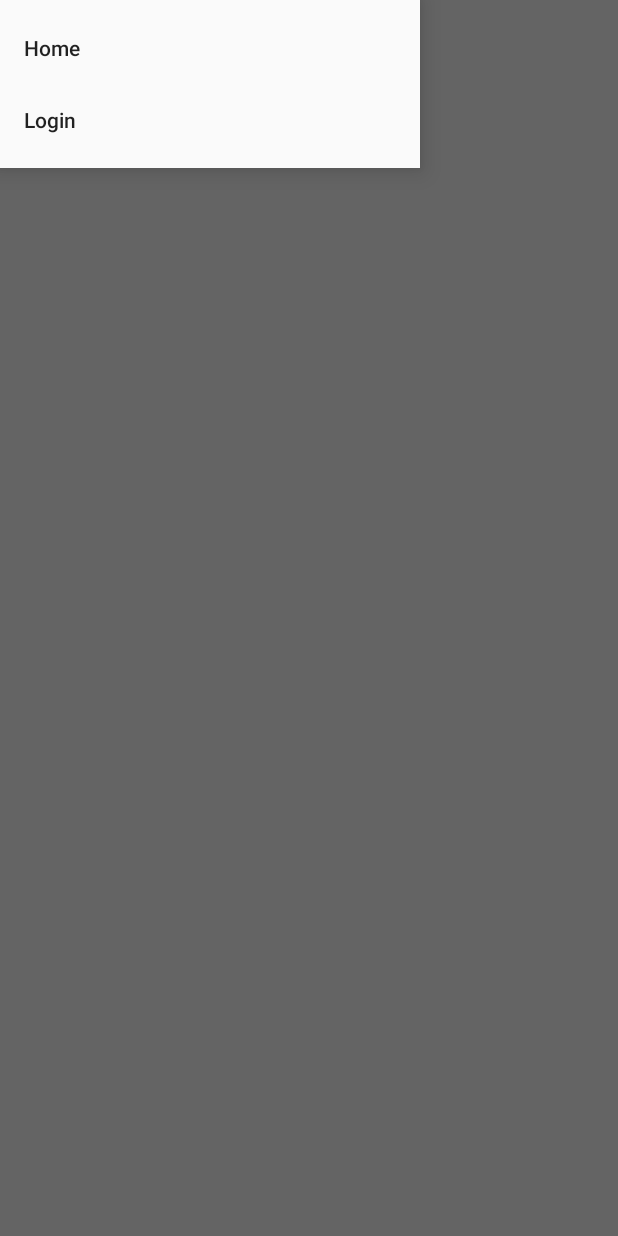
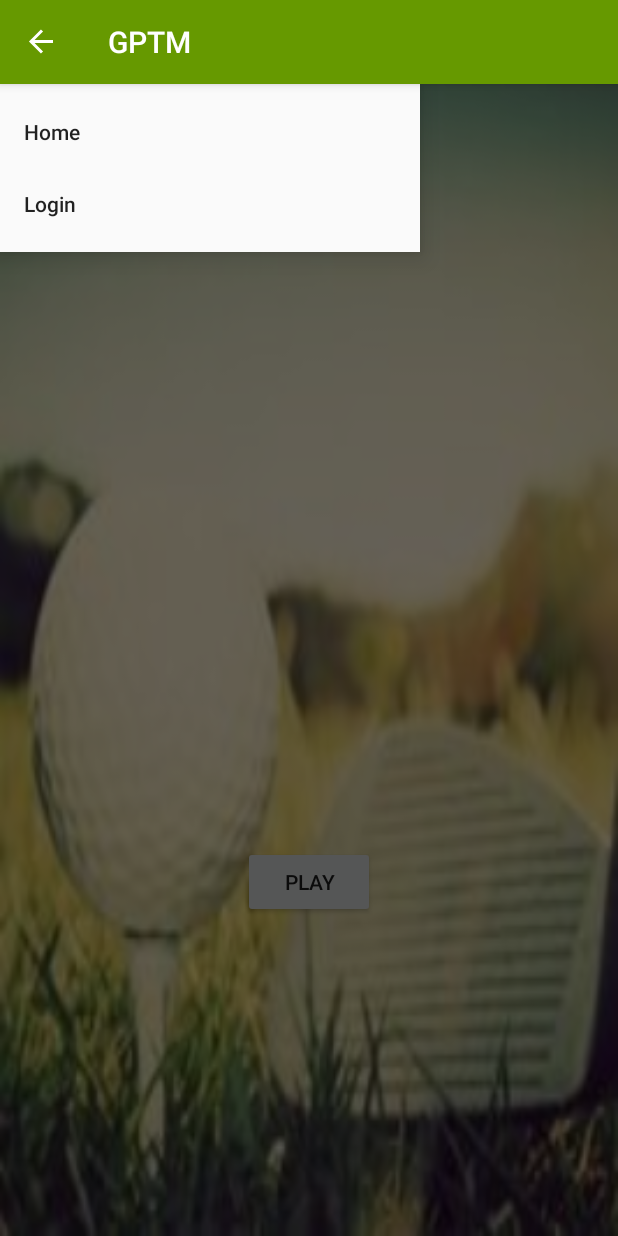
Before and after one commit to smudigere/CSI4999_G4_Android, an Android app: the screen it shows after launch (MainActivity), with the side drawer open, on a phone screen of 412 x 824 dp. Run offline under Robolectric (Android 15) with nearby library versions, the phone set to English and light mode, and no system bars.

Commit message:
Fragments - Home, SelectPlayerCount added. Background screen added.

```diff
--- a/app/src/main/java/com/gptm/app/MainActivity.java
+++ b/app/src/main/java/com/gptm/app/MainActivity.java
@@ -4,13 +4,20 @@ import android.content.Intent;
 import android.support.annotation.NonNull;
 import android.support.design.widget.NavigationView;
 import android.support.v4.widget.DrawerLayout;
+import android.support.v7.app.ActionBarDrawerToggle;
 import android.support.v7.app.AppCompatActivity;
 import android.os.Bundle;
 import android.view.Gravity;
 import android.view.MenuItem;
+import android.view.View;
+
+import com.gptm.app.fragments.HomeFragment;
+import com.gptm.app.fragments.SelectPlayerCountFragment;
+import com.gptm.app.utility.Functions;
 
 public class MainActivity extends AppCompatActivity implements
-        NavigationView.OnNavigationItemSelectedListener{
+        NavigationView.OnNavigationItemSelectedListener,
+        View.OnClickListener{
 
     private NavigationView navigationView;
     private DrawerLayout drawerLayout;
@@ -24,8 +31,36 @@ public class MainActivity extends AppCompatActivity implements
 
         navigationView = findViewById(R.id.navigation_view);
         navigationView.setNavigationItemSelectedListener(this);
+
+        getSupportActionBar().setDisplayHomeAsUpEnabled(true);
+        getSupportActionBar().setHomeButtonEnabled(true);
+
+        ActionBarDrawerToggle toggle = new ActionBarDrawerToggle(
+                this, drawerLayout, R.string.navigation_drawer_open, R.string.navigation_drawer_close);
+        drawerLayout.addDrawerListener(toggle);
+        toggle.syncState();
+
+        Functions.fragment_replacement(
+                getSupportFragmentManager(),
+                R.id.relative,
+                HomeFragment.newInstance(),
+                false
+        );
+
+        //setTitle(null); //Required to hide the App Name from showing up on the toolbar.
     }
 
+    @Override
+    public boolean onOptionsItemSelected(MenuItem item) {
+
+        if (drawerLayout.isDrawerOpen(Gravity.START)) {
+            drawerLayout.closeDrawer(Gravity.START);
+        } else {
+            drawerLayout.openDrawer(Gravity.START);
+        }
+
+        return super.onOptionsItemSelected(item);
+    }
 
     @Override
     public boolean onNavigationItemSelected(@NonNull MenuItem item) {
@@ -36,13 +71,30 @@ public class MainActivity extends AppCompatActivity implements
 
                 break;
             case R.id.item2:    //Store Locator
-
                 startActivity(new Intent(MainActivity.this, LoginActivity.class));
-
                 break;
         }
 
         drawerLayout.closeDrawer(Gravity.START);
         return true;
     }
+
+    @Override
+    public void onClick(View view) {
+
+        switch (view.getId())   {
+
+            case R.id.play_button:
+
+                Functions.fragment_replacement(
+                        getSupportFragmentManager(),
+                        R.id.relative,
+                        SelectPlayerCountFragment.newInstance(),
+                        false
+                );
+
+                break;
+
+        }
+    }
 }
--- /dev/null
+++ b/app/src/main/java/com/gptm/app/fragments/HomeFragment.java
@@ -0,0 +1,51 @@
+package com.gptm.app.fragments;
+
+import android.app.Activity;
+import android.os.Bundle;
+import android.support.annotation.NonNull;
+import android.support.annotation.Nullable;
+import android.support.v4.app.Fragment;
+import android.view.LayoutInflater;
+import android.view.View;
+import android.view.ViewGroup;
+import android.widget.Button;
+
+import com.gptm.app.MainActivity;
+import com.gptm.app.R;
+
+public class HomeFragment extends Fragment {
+
+    public static HomeFragment newInstance()    {
+
+        HomeFragment fragment = new HomeFragment();
+
+        return fragment;
+    }
+
+    private View mView;
+    private Button mPlayButton;
+
+    private Activity mActivity;
+
+    @Nullable
+    @Override
+    public View onCreateView(@NonNull LayoutInflater inflater, @Nullable ViewGroup container, @Nullable Bundle savedInstanceState) {
+        return inflater.inflate(R.layout.fragment_home, container, false);
+    }
+
+
+    @Override
+    public void onViewCreated(@NonNull View view, @Nullable Bundle savedInstanceState) {
+        super.onViewCreated(view, savedInstanceState);
+
+        mActivity =  getActivity();
+        mView = view;
+
+        init_button();
+    }
+
+    private void init_button()  {
+        mPlayButton = mView.findViewById(R.id.play_button);
+        mPlayButton.setOnClickListener((View.OnClickListener) mActivity);
+    }
+}
--- /dev/null
+++ b/app/src/main/java/com/gptm/app/utility/Functions.java
@@ -0,0 +1,39 @@
+package com.gptm.app.utility;
+
+import android.annotation.SuppressLint;
+import android.support.annotation.IdRes;
+import android.support.v4.app.Fragment;
+import android.support.v4.app.FragmentManager;
+import android.support.v4.app.FragmentTransaction;
+
+import com.gptm.app.R;
+
+/**
+ * useful static functions
+ */
+public final class Functions {
+
+    public static void  fragment_replacement(FragmentManager fragmentManager, @IdRes int containerViewId,
+                                            Fragment fragment, boolean enableAnim) {
+
+        popBackStack(fragmentManager);
+
+        @SuppressLint("CommitTransaction") FragmentTransaction fragmentTransaction = fragmentManager.beginTransaction();
+
+        if (enableAnim)
+            fragmentTransaction.setCustomAnimations(R.anim.slide_in_left, android.R.anim.slide_out_right);
+
+        fragmentTransaction.add(containerViewId, fragment);
+        fragmentTransaction.addToBackStack(null);
+//        if (addToBackStack)
+//             fragmentTransaction.addToBackStack(null);
+
+        fragmentTransaction.commit();
+    }
+
+    public static void popBackStack(FragmentManager fragmentManager)   {
+        try {
+            fragmentManager.popBackStack();
+        } catch (Exception ignored) {}
+    }
+}
--- /dev/null
+++ b/app/src/main/res/anim/slide_in_left.xml
@@ -0,0 +1,18 @@
+<?xml version="1.0" encoding="utf-8"?>
+<set
+    xmlns:android="http://schemas.android.com/apk/res/android"
+    >
+
+    <translate
+        android:fromXDelta="50%p"
+        android:toXDelta="0"
+        android:duration="@android:integer/config_mediumAnimTime"
+        />
+
+    <alpha
+        android:fromAlpha="0.0"
+        android:toAlpha="1.0"
+        android:duration="@android:integer/config_mediumAnimTime"
+        />
+
+</set>
--- a/app/src/main/res/layout/activity_main.xml
+++ b/app/src/main/res/layout/activity_main.xml
@@ -6,6 +6,7 @@
     android:layout_width="match_parent"
     android:layout_height="match_parent"
     android:fitsSystemWindows="true"
+    android:background="@drawable/dunhams_golf_background"
     tools:openDrawer="start"
     tools:context="com.gptm.app.MainActivity"
     >
--- /dev/null
+++ b/app/src/main/res/layout/fragment_home.xml
@@ -0,0 +1,24 @@
+<?xml version="1.0" encoding="utf-8"?>
+<RelativeLayout
+    xmlns:android="http://schemas.android.com/apk/res/android"
+    xmlns:tools="http://schemas.android.com/tools"
+    android:layout_width="match_parent"
+    android:layout_height="match_parent"
+    android:focusable="true"
+    android:clickable="true"
+    android:background="@android:color/transparent"
+    >
+
+    <Button
+        android:id="@+id/play_button"
+        android:layout_width="wrap_content"
+        android:layout_height="wrap_content"
+        android:layout_alignParentBottom="true"
+        android:layout_centerHorizontal="true"
+        android:layout_marginBottom="212dp"
+        android:text="@string/Play"
+        tools:layout_editor_absoluteX="147dp"
+        tools:layout_editor_absoluteY="246dp"
+        />
+
+</RelativeLayout>
--- a/app/src/main/res/values/strings.xml
+++ b/app/src/main/res/values/strings.xml
@@ -8,6 +8,7 @@
     <string name="Email">Email</string>
     <string name="Password">Password</string>
     <string name="Reset_Password">Reset Password</string>
+    <string name="Play">Play</string>
 
     <string name="LOGIN_STATUS">Login_Status</string>
     <string name="LOCATION_PERMISSION">Location_Permission</string>
@@ -22,4 +23,12 @@
     <string name="Email_s">Email*</string>
     <string name="Phone_Number_s">Phone Number*</string>
 
+    <string name="navigation_drawer_open">Open navigation drawer</string>
+    <string name="navigation_drawer_close">Close navigation drawer</string>
+
+    <string name="Submit">Submit</string>
+    <string name="Cancel">Cancel</string>
+
+    <string name="Select_the_number_of_players_c">Select the number of players:</string>
+
 </resources>
--- a/app/src/main/res/values/styles.xml
+++ b/app/src/main/res/values/styles.xml
@@ -1,7 +1,7 @@
 <resources>
 
     <!-- Base application theme. -->
-    <style name="AppTheme" parent="Theme.AppCompat.Light.NoActionBar">
+    <style name="AppTheme" parent="Theme.AppCompat.Light.DarkActionBar">
         <!-- Customize your theme here. -->
         <item name="colorPrimary">@color/colorPrimary</item>
         <item name="colorPrimaryDark">@color/colorPrimaryDark</item>
```
Also changed, not shown: app/src/main/java/com/gptm/app/fragments/SelectPlayerCountFragment.java (added, +93 -0 lines), app/src/main/res/layout/activity_login_sign_up.xml (+0 -11 lines), app/src/main/res/layout/fragment_select_player_count.xml (added, +38 -0 lines), app/src/main/res/drawable/dunhams_golf_background.jpeg (added).
